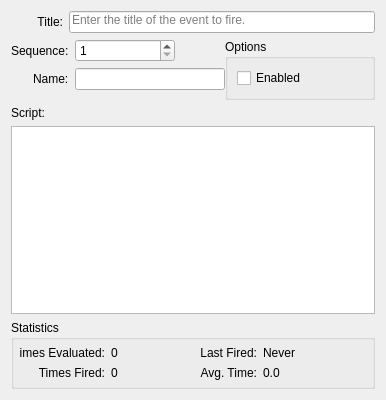
jkdoug/mudder, file client/editevent.ui: the form before one commit.
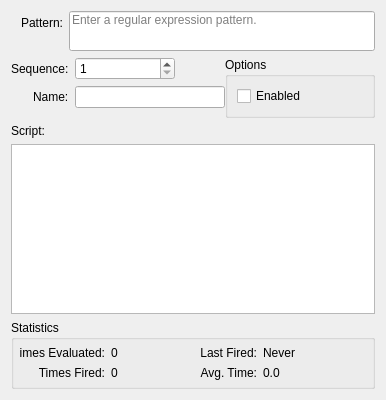
The form after the commit. Custom widgets are drawn as their Qt base class.

Commit message: Event handlers fire properly with arguments

Patch:
```diff
--- a/client/editevent.ui
+++ b/client/editevent.ui
@@ -37,7 +37,7 @@
         </size>
        </property>
        <property name="text">
-        <string>Title:</string>
+        <string>Pattern:</string>
        </property>
        <property name="alignment">
         <set>Qt::AlignRight|Qt::AlignTrailing|Qt::AlignVCenter</set>
@@ -45,12 +45,18 @@
       </widget>
      </item>
      <item row="0" column="1">
-      <widget class="QLineEdit" name="title">
+      <widget class="QLineEdit" name="pattern">
+       <property name="minimumSize">
+        <size>
+         <width>0</width>
+         <height>40</height>
+        </size>
+       </property>
        <property name="alignment">
         <set>Qt::AlignLeading|Qt::AlignLeft|Qt::AlignTop</set>
        </property>
        <property name="placeholderText">
-        <string>Enter the title of the event to fire.</string>
+        <string>Enter a regular expression pattern.</string>
        </property>
       </widget>
      </item>
```
The commit also changes 13 other files.
